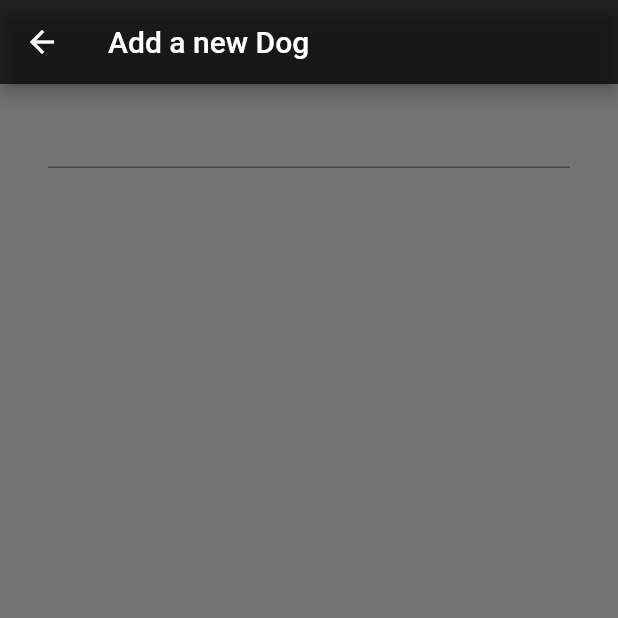
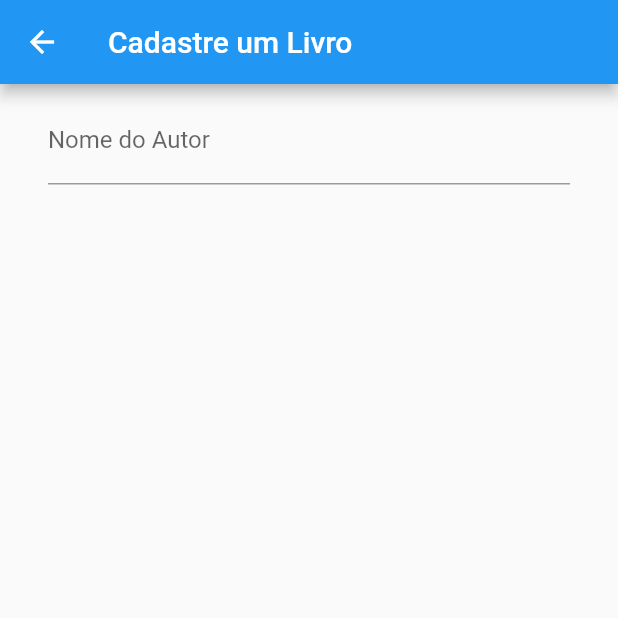
Before and after one commit to Leoxxid/onebitbook_client, a Flutter app: the RegisterBookScreen screen opened by its route, on a phone screen of 412 x 824 dp, the top half of it. Run offline on Flutter 3.47's test engine with Material 2 defaults, Android fonts, the phone set to English and light mode, and no system bars.

Commit message:
Passando label e hint para o component de input

```diff
--- a/lib/components/InputComponent.dart
+++ b/lib/components/InputComponent.dart
@@ -2,16 +2,26 @@ import 'package:flutter/material.dart';
 
 class InputComponent extends StatelessWidget {
   final messageEmptyInput = 'Você precisa preencher este campo...';
+  final hint;
+  final label;
+
+  InputComponent(this.hint, this.label) {}
 
   @override
   Widget build(BuildContext context) {
-    return TextFormField(
+    return Padding(
+        padding: const EdgeInsets.only(bottom: 8.0),
+        child: TextFormField(
+          decoration: InputDecoration(
+            hintText: hint,
+            labelText: label,
+          ),
           validator: (value) {
             if (value.isEmpty) {
               return messageEmptyInput;
             }
             return null;
           },
-    );
+        ));
   }
 }
--- a/lib/screens/RegisterBookScreen.dart
+++ b/lib/screens/RegisterBookScreen.dart
@@ -10,26 +10,27 @@ class RegisterBookScreen extends StatefulWidget {
 
 class RegisterBookScreenState extends State<RegisterBookScreen> {
   final _formKey = GlobalKey<FormState>();
+  final registerBook = "Cadastre um Livro";
+
+  final typeTheNameOfAuthor = "Digite o nome do Autor";
+  final nameOfTheAuthor = "Nome do Autor";
+
+  // final  = "Digite o nome do autor";
+  // final placeholderBook = "Digite o nome do livro";
 
   Widget build(BuildContext context) {
     return Scaffold(
       appBar: AppBar(
-        title: Text('Add a new Dog'),
-        backgroundColor: Colors.black87,
+        title: Text(registerBook),
       ),
       body: Container(
-        color: Colors.black54,
         child: Padding(
           padding: const EdgeInsets.symmetric(
             vertical: 8.0,
             horizontal: 32.0,
           ),
           child: Column(
-            children: [
-              Padding(
-                  padding: const EdgeInsets.only(bottom: 8.0),
-                  child: InputComponent()),
-            ],
+            children: [InputComponent(typeTheNameOfAuthor, nameOfTheAuthor)],
           ),
         ),
       ),
```
Lines whose indentation alone changed are shown as unchanged.
